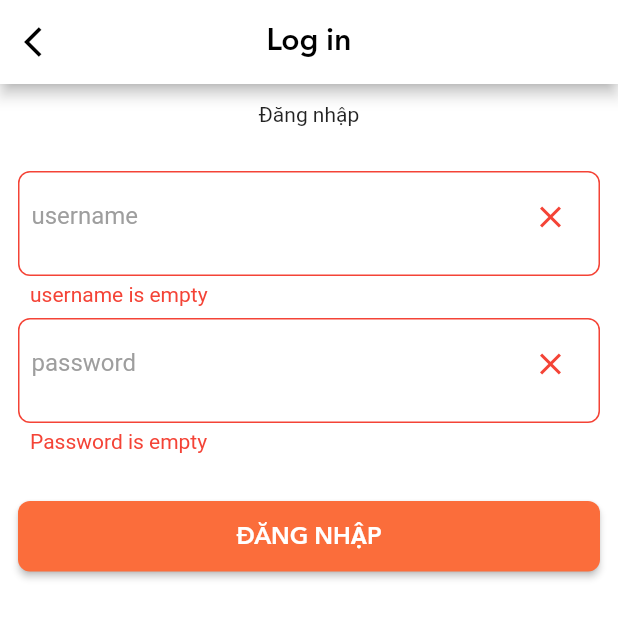
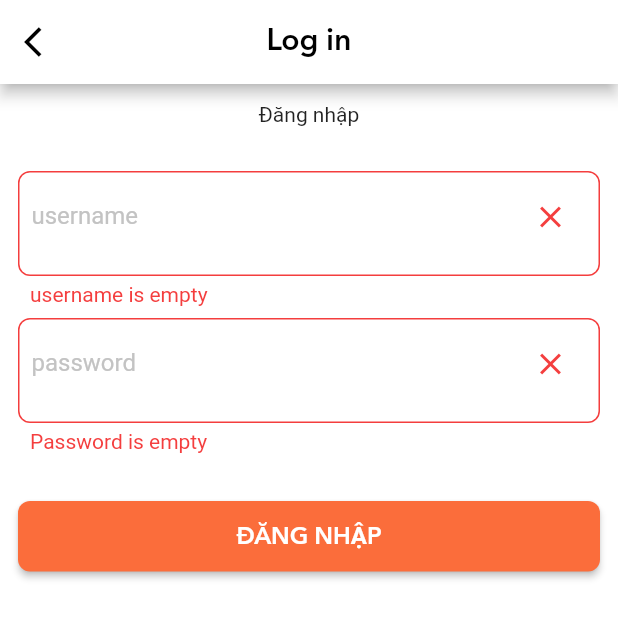
Before and after one commit to Foodedu/app, a Flutter app: the screen it shows after launch, after a tap on "ĐĂNG NHẬP", on a phone screen of 412 x 824 dp. Shown: the top 618 px of the screen. Run offline on Flutter 3.47's test engine with Material 2 defaults, Android fonts, the phone set to English and light mode, and no system bars; drawn by our look-alikes of keyboard_dismisser; our stand-ins replace bloc, cached_network_image, dio, flutter_bloc, flutter_svg, fluttertoast and 3 more; missing offline and left inert: dio_http_cache; network calls fail; Roboto replaces fonts that are missing (Georgia); project files that could hold a hidden picture were left out.

Commit message:
update style common widget

```diff
--- a/lib/common/widgets/password_text_form_field_widget.dart
+++ b/lib/common/widgets/password_text_form_field_widget.dart
@@ -1,4 +1,5 @@
 import 'package:flutter/material.dart';
+import 'package:food/themes/app_colors.dart';
 
 enum PasswordTextFieldStatus { normal, showPassword, hidePassword, invalid }
 
@@ -29,7 +30,7 @@ class PasswordFormFieldWidget extends StatefulWidget {
 
 class _PasswordFormFieldWidgetState extends State<PasswordFormFieldWidget> {
   PasswordTextFieldStatus status = PasswordTextFieldStatus.normal;
-  Color _borderColor = Colors.grey;
+  Color _borderColor = AppColors.neutral4;
   Widget _suffixIcon = SizedBox();
   Widget _errorMessageWidget = SizedBox();
   String _errorMessage = '';
@@ -53,11 +54,11 @@ class _PasswordFormFieldWidgetState extends State<PasswordFormFieldWidget> {
     return Theme(
       data: Theme.of(context).copyWith(
         inputDecorationTheme: _isChangeLabelColor
-            ? const InputDecorationTheme(
-                labelStyle: TextStyle(color: Colors.blue),
+            ? InputDecorationTheme(
+                labelStyle: TextStyle(color: AppColors.neutral2),
               )
-            : const InputDecorationTheme(
-                labelStyle: TextStyle(color: Colors.grey),
+            : InputDecorationTheme(
+                labelStyle: TextStyle(color: AppColors.neutral4),
               ),
       ),
       child: Column(
@@ -111,11 +112,11 @@ class _PasswordFormFieldWidgetState extends State<PasswordFormFieldWidget> {
   void updateTextFormFieldState(PasswordTextFieldStatus status) {
     switch (status) {
       case PasswordTextFieldStatus.hidePassword:
-        _borderColor = Colors.grey;
+        _borderColor = AppColors.neutral4;
         _suffixIcon = IconButton(
             icon: Icon(
               Icons.visibility_off,
-              color: Colors.grey,
+              color: AppColors.neutral4,
             ),
             onPressed: () {
               setState(() {
@@ -126,11 +127,11 @@ class _PasswordFormFieldWidgetState extends State<PasswordFormFieldWidget> {
         _errorMessageWidget = SizedBox();
         break;
       case PasswordTextFieldStatus.showPassword:
-        _borderColor = Colors.grey;
+        _borderColor = AppColors.neutral4;
         _suffixIcon = IconButton(
             icon: Icon(
               Icons.visibility,
-              color: Colors.grey,
+              color: AppColors.neutral4,
             ),
             onPressed: () {
               setState(() {
@@ -141,21 +142,21 @@ class _PasswordFormFieldWidgetState extends State<PasswordFormFieldWidget> {
         _errorMessageWidget = SizedBox();
         break;
       case PasswordTextFieldStatus.invalid:
-        _borderColor = Colors.red;
+        _borderColor = AppColors.semantic2;
         _suffixIcon = Icon(
           Icons.close,
-          color: Colors.red,
+          color: AppColors.semantic2,
         );
         _errorMessageWidget = Padding(
           padding: const EdgeInsets.only(left: 8.0, right: 8),
           child: Text(
             _errorMessage ?? '',
-            style: TextStyle(color: Colors.red),
+            style: TextStyle(color: AppColors.semantic2),
           ),
         );
         break;
       default:
-        _borderColor = Colors.grey;
+        _borderColor = AppColors.neutral4;
         _suffixIcon = SizedBox();
         _errorMessageWidget = SizedBox();
     }
--- a/lib/common/widgets/text_form_field_widget.dart
+++ b/lib/common/widgets/text_form_field_widget.dart
@@ -1,4 +1,5 @@
 import 'package:flutter/material.dart';
+import 'package:food/themes/app_colors.dart';
 
 enum TextFieldStatus { normal, valid, invalid }
 
@@ -28,7 +29,7 @@ class TextFormFieldWidget extends StatefulWidget {
 
 class _TextFormFieldWidgetState extends State<TextFormFieldWidget> {
   TextFieldStatus status = TextFieldStatus.normal;
-  Color _borderColor = Colors.grey;
+  Color _borderColor = AppColors.neutral4;
   Widget _suffixIcon = SizedBox();
   Widget _errorMessageWidget = SizedBox();
   String _errorMessage = '';
@@ -51,11 +52,11 @@ class _TextFormFieldWidgetState extends State<TextFormFieldWidget> {
     return Theme(
       data: Theme.of(context).copyWith(
         inputDecorationTheme: _isChangeLabelColor
-            ? const InputDecorationTheme(
-                labelStyle: TextStyle(color: Colors.blue),
+            ? InputDecorationTheme(
+                labelStyle: TextStyle(color: AppColors.neutral2),
               )
-            : const InputDecorationTheme(
-                labelStyle: TextStyle(color: Colors.grey),
+            : InputDecorationTheme(
+                labelStyle: TextStyle(color: AppColors.neutral4),
               ),
       ),
       child: Column(
@@ -108,26 +109,26 @@ class _TextFormFieldWidgetState extends State<TextFormFieldWidget> {
   void updateTextFormFieldState(TextFieldStatus status) {
     switch (status) {
       case TextFieldStatus.valid:
-        _borderColor = Colors.green;
+        _borderColor = AppColors.semantic1;
         _suffixIcon = Icon(Icons.check);
         _errorMessageWidget = SizedBox();
         break;
       case TextFieldStatus.invalid:
-        _borderColor = Colors.red;
+        _borderColor = AppColors.semantic2;
         _suffixIcon = Icon(
           Icons.close,
-          color: Colors.red,
+          color: AppColors.semantic2,
         );
         _errorMessageWidget = Padding(
           padding: const EdgeInsets.only(left: 8.0, right: 8),
           child: Text(
             _errorMessage ?? '',
-            style: TextStyle(color: Colors.red),
+            style: TextStyle(color: AppColors.semantic2),
           ),
         );
         break;
       default:
-        _borderColor = Colors.grey;
+        _borderColor = AppColors.neutral4;
         _suffixIcon = SizedBox();
         _errorMessageWidget = SizedBox();
     }
```
Also changed, not shown: lib/common/widgets/circle_image_widget.dart (added, +37 -0 lines), lib/modules/login/bloc/login_bloc.dart (+6 -5 lines).
